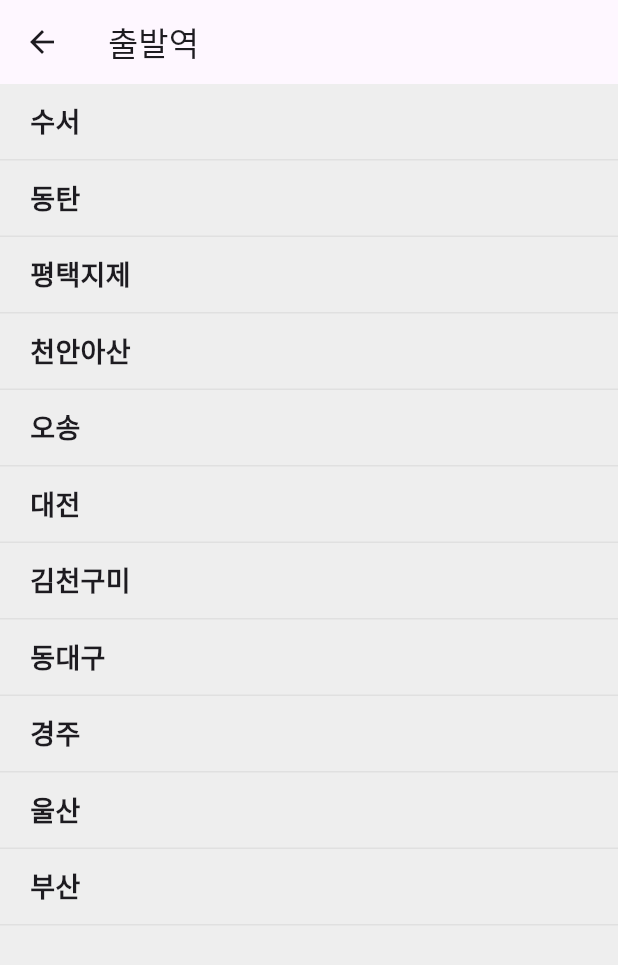
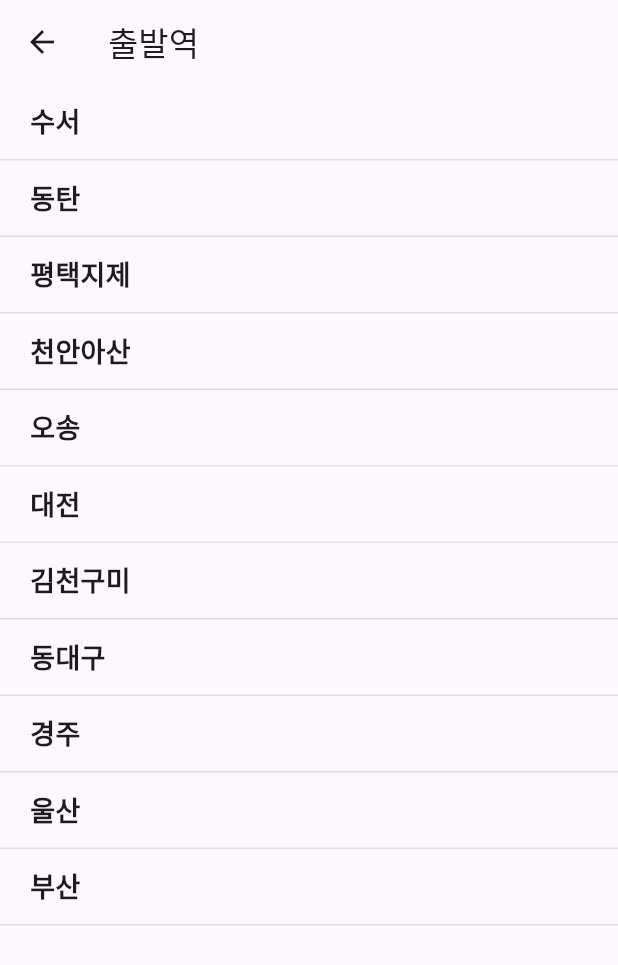
Before and after one commit to ksh20531/sparta-flutter-tasks, a Flutter app: the screen it shows after launch, after a tap on "출발역", on a phone screen of 412 x 824 dp. Shown: the top 965 px of the screen. Run offline on Flutter 3.47's test engine with Material 3 defaults, Android fonts, the phone set to English and light mode, and no system bars.

Commit message:
fix : scaffoldBackgroundColor 수정

```diff
--- a/flutter/flutter_train_app/lib/custom_theme.dart
+++ b/flutter/flutter_train_app/lib/custom_theme.dart
@@ -2,7 +2,6 @@ import 'package:flutter/material.dart';
 
 final lightTheme = ThemeData(
   brightness: Brightness.light,
-  scaffoldBackgroundColor: Colors.grey[200],
 );
 
 final darkTheme = ThemeData(
```
